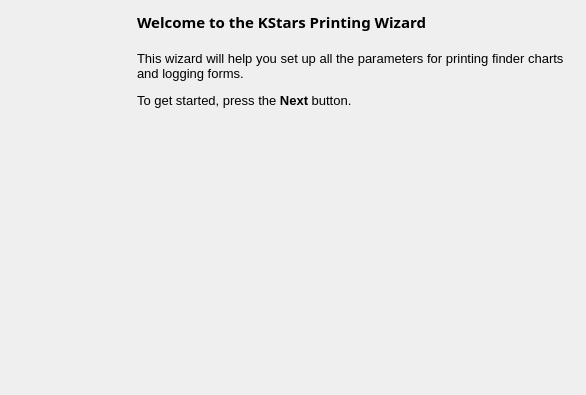
Above: kstars/printing/pwizwelcome.ui from KDE/kstars before the change. Below: the same form after it.
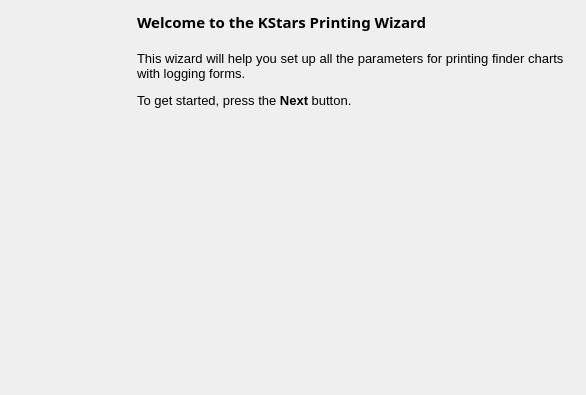
That is the form after the change.

```diff
--- a/kstars/printing/pwizwelcome.ui
+++ b/kstars/printing/pwizwelcome.ui
@@ -94,7 +94,7 @@
 &lt;html&gt;&lt;head&gt;&lt;meta name=&quot;qrichtext&quot; content=&quot;1&quot; /&gt;&lt;style type=&quot;text/css&quot;&gt;
 p, li { white-space: pre-wrap; }
 &lt;/style&gt;&lt;/head&gt;&lt;body style=&quot; font-family:'Sans'; font-size:10pt; font-weight:400; font-style:normal;&quot;&gt;
-&lt;p style=&quot; margin-top:0px; margin-bottom:0px; margin-left:0px; margin-right:0px; -qt-block-indent:0; text-indent:0px;&quot;&gt;This wizard will help you set up all the parameters for printing finder charts and logging forms.&lt;/p&gt;
+&lt;p style=&quot; margin-top:0px; margin-bottom:0px; margin-left:0px; margin-right:0px; -qt-block-indent:0; text-indent:0px;&quot;&gt;This wizard will help you set up all the parameters for printing finder charts with logging forms.&lt;/p&gt;
 &lt;p style=&quot; margin-top:12px; margin-bottom:12px; margin-left:0px; margin-right:0px; -qt-block-indent:0; text-indent:0px;&quot;&gt;To get started, press the &lt;span style=&quot; font-weight:600;&quot;&gt;Next&lt;/span&gt; button.&lt;/p&gt;&lt;/body&gt;&lt;/html&gt;</string>
        </property>
        <property name="wordWrap">
```
